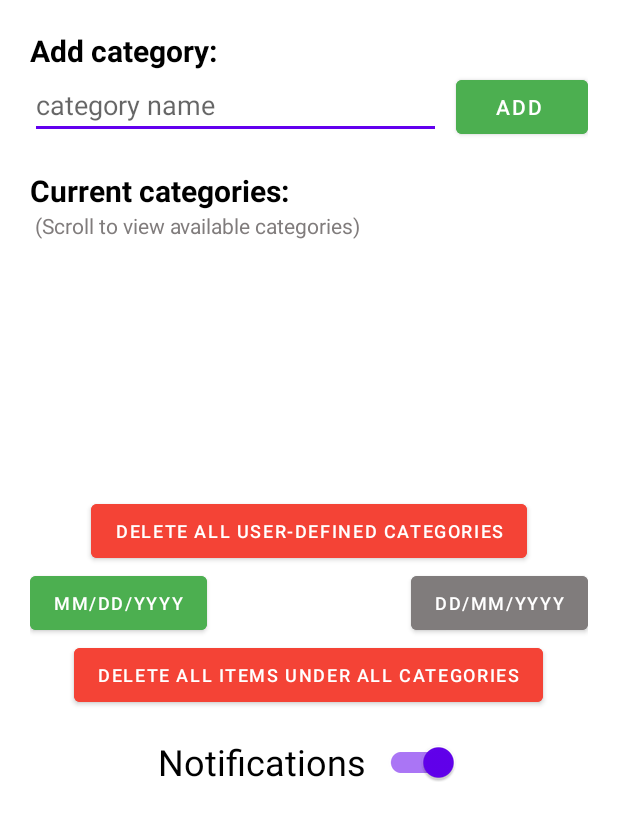
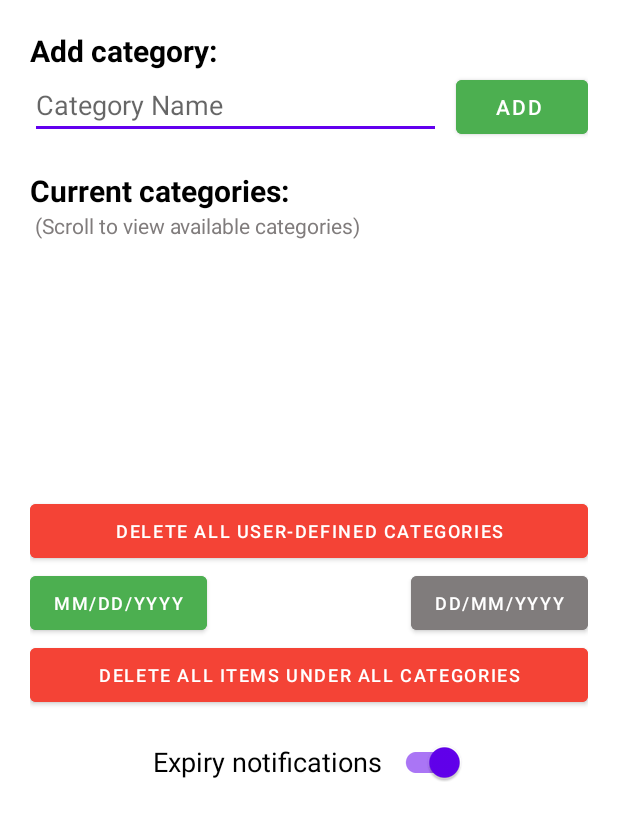
Before and after one commit to anish-sahoo/ExpiryDateReminder, an Android app: the layout settings_layout.xml on its own in the app's theme, with its tools: preview values and no code run, on a phone screen of 412 x 824 dp. Shown: the top 820 px of the screen. Run offline under Robolectric (Android 15) with nearby library versions, the phone set to English and light mode, and no system bars.

Commit message:
minor changes + replaced splash logo

```diff
--- a/app/src/main/res/layout/settings_layout.xml
+++ b/app/src/main/res/layout/settings_layout.xml
@@ -22,7 +22,7 @@
         android:layout_toStartOf="@id/add_category_button"
         android:layout_alignParentStart="true"
         android:layout_marginEnd="10dp"
-        android:hint="category name">
+        android:hint="Category Name">
     </EditText>
 
     <Button
@@ -37,7 +37,7 @@
 
     <Button
         android:id="@+id/restore_button"
-        android:layout_width="wrap_content"
+        android:layout_width="match_parent"
         android:layout_height="wrap_content"
         android:layout_marginTop="10dp"
         android:layout_below="@id/categories_list_view"
@@ -68,7 +68,7 @@
 
     <Button
         android:id="@+id/remove_everything_button"
-        android:layout_width="wrap_content"
+        android:layout_width="match_parent"
         android:layout_height="wrap_content"
         android:layout_below="@id/dd_mm_yyyy_button"
         android:text="DELETE ALL ITEMS UNDER ALL CATEGORIES"
@@ -112,9 +112,10 @@
         android:layout_width="wrap_content"
         android:layout_height="wrap_content"
         android:layout_marginTop="10dp"
-        android:text="Notifications "
-        app:switchMinWidth="56dp"
-        android:textSize="24sp"
+        android:text="Expiry notifications "
+        app:useMaterialThemeColors="true"
+        app:switchMinWidth="50dp"
+        android:textSize="18sp"
         android:checked="true"
         android:layout_centerInParent="true"
         android:layout_below="@id/remove_everything_button" />
```
Also changed, not shown: app/src/main/res/drawable/logo_full_text.png.
